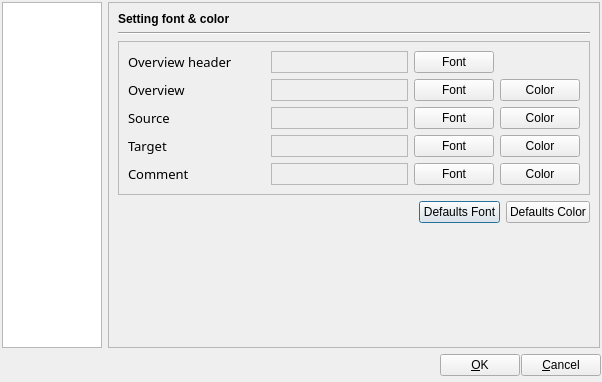
Above: pootling/ui/Preference.ui from cc-archive/pootle before the change. Below: the same form after it.
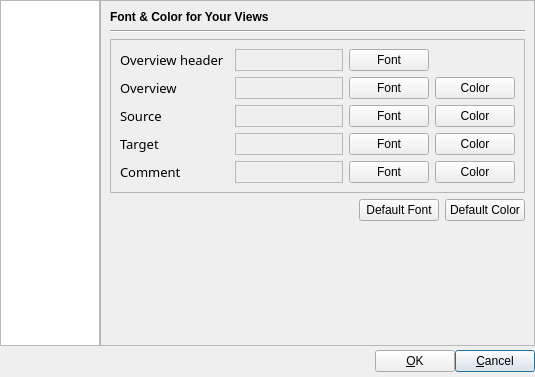
That is the form after the change. The open tabs and pages were chosen to show the change.

```diff
--- a/pootling/ui/Preference.ui
+++ b/pootling/ui/Preference.ui
@@ -5,8 +5,8 @@
    <rect>
     <x>0</x>
     <y>0</y>
-    <width>602</width>
-    <height>372</height>
+    <width>535</width>
+    <height>361</height>
    </rect>
   </property>
   <property name="sizePolicy" >
@@ -22,11 +22,46 @@
   </property>
   <layout class="QGridLayout" >
    <property name="margin" >
-    <number>1</number>
+    <number>0</number>
    </property>
    <property name="spacing" >
-    <number>1</number>
+    <number>0</number>
    </property>
+   <item row="1" column="2" >
+    <widget class="QPushButton" name="cancelButton" >
+     <property name="text" >
+      <string>&amp;Cancel</string>
+     </property>
+    </widget>
+   </item>
+   <item row="1" column="1" >
+    <widget class="QPushButton" name="okButton" >
+     <property name="sizePolicy" >
+      <sizepolicy>
+       <hsizetype>1</hsizetype>
+       <vsizetype>0</vsizetype>
+       <horstretch>0</horstretch>
+       <verstretch>0</verstretch>
+      </sizepolicy>
+     </property>
+     <property name="text" >
+      <string>&amp;OK</string>
+     </property>
+    </widget>
+   </item>
+   <item row="1" column="0" >
+    <spacer>
+     <property name="orientation" >
+      <enum>Qt::Horizontal</enum>
+     </property>
+     <property name="sizeHint" >
+      <size>
+       <width>351</width>
+       <height>31</height>
+      </size>
+     </property>
+    </spacer>
+   </item>
    <item row="0" column="0" colspan="3" >
     <widget class="QFrame" name="frame" >
      <property name="frameShape" >
@@ -37,10 +72,10 @@
      </property>
      <layout class="QGridLayout" >
       <property name="margin" >
-       <number>1</number>
+       <number>0</number>
       </property>
       <property name="spacing" >
-       <number>6</number>
+       <number>0</number>
       </property>
       <item row="0" column="0" >
        <widget class="QListWidget" name="listWidget" >
@@ -421,24 +456,6 @@
           <property name="spacing" >
            <number>6</number>
           </property>
-          <item row="3" column="1" >
-           <widget class="QPushButton" name="bntDefaultsFont" >
-            <property name="sizePolicy" >
-             <sizepolicy>
-              <hsizetype>0</hsizetype>
-              <vsizetype>0</vsizetype>
-              <horstretch>0</horstretch>
-              <verstretch>0</verstretch>
-             </sizepolicy>
-            </property>
-            <property name="whatsThis" >
-             <string>&lt;h3>Defaults Font&lt;/h3>Once this button is clicked, Overview, Source, Target and Comment will be set to default font, Serif, 10.</string>
-            </property>
-            <property name="text" >
-             <string>Defaults Font</string>
-            </property>
-           </widget>
-          </item>
           <item row="2" column="0" colspan="3" >
            <widget class="QFrame" name="frame2" >
             <property name="sizePolicy" >
@@ -462,174 +479,6 @@
              <property name="spacing" >
               <number>6</number>
              </property>
-             <item row="0" column="0" >
-              <widget class="QLabel" name="label2_4" >
-               <property name="sizePolicy" >
-                <sizepolicy>
-                 <hsizetype>7</hsizetype>
-                 <vsizetype>0</vsizetype>
-                 <horstretch>0</horstretch>
-                 <verstretch>0</verstretch>
-                </sizepolicy>
-               </property>
-               <property name="font" >
-                <font>
-                 <family>Sans Serif</family>
-                 <pointsize>10</pointsize>
-                 <weight>50</weight>
-                 <italic>false</italic>
-                 <bold>false</bold>
-                 <underline>false</underline>
-                 <strikeout>false</strikeout>
-                </font>
-               </property>
-               <property name="text" >
-                <string>Overview header</string>
-               </property>
-               <property name="scaledContents" >
-                <bool>true</bool>
-               </property>
-               <property name="wordWrap" >
-                <bool>true</bool>
-               </property>
-               <property name="indent" >
-                <number>0</number>
-               </property>
-              </widget>
-             </item>
-             <item row="1" column="0" >
-              <widget class="QLabel" name="label2_5" >
-               <property name="sizePolicy" >
-                <sizepolicy>
-                 <hsizetype>7</hsizetype>
-                 <vsizetype>0</vsizetype>
-                 <horstretch>0</horstretch>
-                 <verstretch>0</verstretch>
-                </sizepolicy>
-               </property>
-               <property name="font" >
-                <font>
-                 <family>Sans Serif</family>
-                 <pointsize>10</pointsize>
-                 <weight>50</weight>
-                 <italic>false</italic>
-                 <bold>false</bold>
-                 <underline>false</underline>
-                 <strikeout>false</strikeout>
-                </font>
-               </property>
-               <property name="text" >
-                <string>Overview</string>
-               </property>
-               <property name="scaledContents" >
-                <bool>true</bool>
-               </property>
-               <property name="wordWrap" >
-                <bool>true</bool>
-               </property>
-               <property name="indent" >
-                <number>0</number>
-               </property>
-              </widget>
-             </item>
-             <item row="2" column="0" >
-              <widget class="QLabel" name="Source_2" >
-               <property name="sizePolicy" >
-                <sizepolicy>
-                 <hsizetype>7</hsizetype>
-                 <vsizetype>0</vsizetype>
-                 <horstretch>0</horstretch>
-                 <verstretch>0</verstretch>
-                </sizepolicy>
-               </property>
-               <property name="font" >
-                <font>
-                 <family>Sans Serif</family>
-                 <pointsize>10</pointsize>
-                 <weight>50</weight>
-                 <italic>false</italic>
-                 <bold>false</bold>
-                 <underline>false</underline>
-                 <strikeout>false</strikeout>
-                </font>
-               </property>
-               <property name="text" >
-                <string>Source</string>
-               </property>
-              </widget>
-             </item>
-             <item row="3" column="0" >
-              <widget class="QLabel" name="label4_3" >
-               <property name="sizePolicy" >
-                <sizepolicy>
-                 <hsizetype>7</hsizetype>
-                 <vsizetype>0</vsizetype>
-                 <horstretch>0</horstretch>
-                 <verstretch>0</verstretch>
-                </sizepolicy>
-               </property>
-               <property name="font" >
-                <font>
-                 <family>Sans Serif</family>
-                 <pointsize>10</pointsize>
-                 <weight>50</weight>
-                 <italic>false</italic>
-                 <bold>false</bold>
-                 <underline>false</underline>
-                 <strikeout>false</strikeout>
-                </font>
-               </property>
-               <property name="text" >
-                <string>Target</string>
-               </property>
-              </widget>
-             </item>
-             <item row="4" column="0" >
-              <widget class="QLabel" name="lblsupportteam_2" >
-               <property name="sizePolicy" >
-                <sizepolicy>
-                 <hsizetype>7</hsizetype>
-                 <vsizetype>0</vsizetype>
-                 <horstretch>0</horstretch>
-                 <verstretch>0</verstretch>
-                </sizepolicy>
-               </property>
-               <property name="font" >
-                <font>
-                 <family>Sans Serif</family>
-                 <pointsize>10</pointsize>
-                 <weight>50</weight>
-                 <italic>false</italic>
-                 <bold>false</bold>
-                 <underline>false</underline>
-                 <strikeout>false</strikeout>
-                </font>
-               </property>
-               <property name="text" >
-                <string>Comment</string>
-               </property>
-              </widget>
-             </item>
-             <item row="2" column="3" >
-              <widget class="QPushButton" name="btnColorSource" >
-               <property name="whatsThis" >
-                <string>&lt;h3>Source Color&lt;/h3>Click this button  will show up a color dialog box where you can choose color for source text.</string>
-               </property>
-               <property name="text" >
-                <string>Color</string>
-               </property>
-              </widget>
-             </item>
-             <item row="4" column="3" >
-              <widget class="QPushButton" name="btnColorComment" >
-               <property name="whatsThis" >
-                <string>&lt;h3>Comment Color&lt;/h3>Click this button  will show up a color dialog box where you can choose color for comment text.</string>
-               </property>
-               <property name="text" >
-                <string>Color</string>
-               </property>
-              </widget>
-             </item>
              <item row="4" column="2" >
               <widget class="QPushButton" name="bntFontComment" >
                <property name="sizePolicy" >
@@ -648,95 +497,6 @@
                </property>
               </widget>
              </item>
-             <item row="3" column="2" >
-              <widget class="QPushButton" name="bntFontTarget" >
-               <property name="sizePolicy" >
-                <sizepolicy>
-                 <hsizetype>0</hsizetype>
-                 <vsizetype>0</vsizetype>
-                 <horstretch>0</horstretch>
-                 <verstretch>0</verstretch>
-                </sizepolicy>
-               </property>
-               <property name="whatsThis" >
-                <string>&lt;h3>Target Font&lt;/h3>Click this button  will show up a font dialog box where you can select fontname, style and size for target text.</string>
-               </property>
-               <property name="text" >
-                <string>Font</string>
-               </property>
-              </widget>
-             </item>
-             <item row="2" column="2" >
-              <widget class="QPushButton" name="bntFontSource" >
-               <property name="sizePolicy" >
-                <sizepolicy>
-                 <hsizetype>0</hsizetype>
-                 <vsizetype>0</vsizetype>
-                 <horstretch>0</horstretch>
-                 <verstretch>0</verstretch>
-                </sizepolicy>
-               </property>
-               <property name="whatsThis" >
-                <string>&lt;h3>Source Font&lt;/h3>Click this button  will show up a font dialog box where you can select fontname, style and size for source text.</string>
-               </property>
-               <property name="text" >
-                <string>Font</string>
-               </property>
-              </widget>
-             </item>
-             <item row="1" column="2" >
-              <widget class="QPushButton" name="bntFontOverview" >
-               <property name="sizePolicy" >
-                <sizepolicy>
-                 <hsizetype>0</hsizetype>
-                 <vsizetype>0</vsizetype>
-                 <horstretch>0</horstretch>
-                 <verstretch>0</verstretch>
-                </sizepolicy>
-               </property>
-               <property name="whatsThis" >
-                <string>&lt;h3>Overview Font&lt;/h3>Click this button  will show up a font dialog box where you can select fontname, style and size for overview text.</string>
-               </property>
-               <property name="text" >
-                <string>Font</string>
-               </property>
-              </widget>
-             </item>
-             <item row="4" column="1" >
-              <widget class="QLabel" name="lblComment" >
-               <property name="sizePolicy" >
-                <sizepolicy>
-                 <hsizetype>7</hsizetype>
-                 <vsizetype>0</vsizetype>
-                 <horstretch>0</horstretch>
-                 <verstretch>0</verstretch>
-                </sizepolicy>
-               </property>
-               <property name="font" >
-                <font>
-                 <family>Sans Serif</family>
-                 <pointsize>11</pointsize>
-                 <weight>50</weight>
-                 <italic>false</italic>
-                 <bold>false</bold>
-                 <underline>false</underline>
-                 <strikeout>false</strikeout>
-                </font>
-               </property>
-               <property name="toolTip" >
-                <string>Comment Sample</string>
-               </property>
-               <property name="whatsThis" >
-                <string>&lt;h3>Comment Sample&lt;/h3>This lable displayed the current font name, style, size and color sample of comment dock widget.</string>
-               </property>
-               <property name="frameShape" >
-                <enum>QFrame::StyledPanel</enum>
-               </property>
-               <property name="text" >
-                <string/>
-               </property>
-              </widget>
-             </item>
              <item row="2" column="1" >
               <widget class="QLabel" name="lblSource" >
                <property name="sizePolicy" >
@@ -807,8 +567,79 @@
                </property>
               </widget>
              </item>
-             <item row="0" column="2" >
-              <widget class="QPushButton" name="bntFontOverviewHeader" >
+             <item row="4" column="3" >
+              <widget class="QPushButton" name="btnColorComment" >
+               <property name="whatsThis" >
+                <string>&lt;h3>Comment Color&lt;/h3>Click this button  will show up a color dialog box where you can choose color for comment text.</string>
+               </property>
+               <property name="text" >
+                <string>Color</string>
+               </property>
+              </widget>
+             </item>
+             <item row="0" column="0" >
+              <widget class="QLabel" name="label2_4" >
+               <property name="sizePolicy" >
+                <sizepolicy>
+                 <hsizetype>7</hsizetype>
+                 <vsizetype>0</vsizetype>
+                 <horstretch>0</horstretch>
+                 <verstretch>0</verstretch>
+                </sizepolicy>
+               </property>
+               <property name="font" >
+                <font>
+                 <family>Sans Serif</family>
+                 <pointsize>10</pointsize>
+                 <weight>50</weight>
+                 <italic>false</italic>
+                 <bold>false</bold>
+                 <underline>false</underline>
+                 <strikeout>false</strikeout>
+                </font>
+               </property>
+               <property name="text" >
+                <string>Overview header</string>
+               </property>
+               <property name="scaledContents" >
+                <bool>true</bool>
+               </property>
+               <property name="wordWrap" >
+                <bool>true</bool>
+               </property>
+               <property name="indent" >
+                <number>0</number>
+               </property>
+              </widget>
+             </item>
+             <item row="4" column="0" >
+              <widget class="QLabel" name="lblsupportteam_2" >
+               <property name="sizePolicy" >
+                <sizepolicy>
+                 <hsizetype>7</hsizetype>
+                 <vsizetype>0</vsizetype>
+                 <horstretch>0</horstretch>
+                 <verstretch>0</verstretch>
+                </sizepolicy>
+               </property>
+               <property name="font" >
+                <font>
+                 <family>Sans Serif</family>
+                 <pointsize>10</pointsize>
+                 <weight>50</weight>
+                 <italic>false</italic>
+                 <bold>false</bold>
+                 <underline>false</underline>
+                 <strikeout>false</strikeout>
+                </font>
+               </property>
+               <property name="text" >
+                <string>Comment</string>
+               </property>
+              </widget>
+             </item>
+             <item row="1" column="2" >
+              <widget class="QPushButton" name="bntFontOverview" >
                <property name="sizePolicy" >
                 <sizepolicy>
                  <hsizetype>0</hsizetype>
@@ -860,6 +691,186 @@
                </property>
               </widget>
              </item>
+             <item row="1" column="3" >
+              <widget class="QPushButton" name="btnColorOverview" >
+               <property name="whatsThis" >
+                <string>&lt;h3>Overview Color&lt;/h3>Click this button  will show up a color dialog box where you can choose color for overview text.</string>
+               </property>
+               <property name="text" >
+                <string>Color</string>
+               </property>
+              </widget>
+             </item>
+             <item row="0" column="2" >
+              <widget class="QPushButton" name="bntFontOverviewHeader" >
+               <property name="sizePolicy" >
+                <sizepolicy>
+                 <hsizetype>0</hsizetype>
+                 <vsizetype>0</vsizetype>
+                 <horstretch>0</horstretch>
+                 <verstretch>0</verstretch>
+                </sizepolicy>
+               </property>
+               <property name="whatsThis" >
+                <string>&lt;h3>Overview Header Font&lt;/h3>Click this button  will show up a font dialog box where you can select fontname, style and size for overview header text.</string>
+               </property>
+               <property name="text" >
+                <string>Font</string>
+               </property>
+              </widget>
+             </item>
+             <item row="2" column="2" >
+              <widget class="QPushButton" name="bntFontSource" >
+               <property name="sizePolicy" >
+                <sizepolicy>
+                 <hsizetype>0</hsizetype>
+                 <vsizetype>0</vsizetype>
+                 <horstretch>0</horstretch>
+                 <verstretch>0</verstretch>
+                </sizepolicy>
+               </property>
+               <property name="whatsThis" >
+                <string>&lt;h3>Source Font&lt;/h3>Click this button  will show up a font dialog box where you can select fontname, style and size for source text.</string>
+               </property>
+               <property name="text" >
+                <string>Font</string>
+               </property>
+              </widget>
+             </item>
+             <item row="2" column="3" >
+              <widget class="QPushButton" name="btnColorSource" >
+               <property name="whatsThis" >
+                <string>&lt;h3>Source Color&lt;/h3>Click this button  will show up a color dialog box where you can choose color for source text.</string>
+               </property>
+               <property name="text" >
+                <string>Color</string>
+               </property>
+              </widget>
+             </item>
+             <item row="3" column="3" >
+              <widget class="QPushButton" name="btnColorTarget" >
+               <property name="whatsThis" >
+                <string>&lt;h3>Target Color&lt;/h3>Click this button  will show up a color dialog box where you can choose color for target text.</string>
+               </property>
+               <property name="text" >
+                <string>Color</string>
+               </property>
+              </widget>
+             </item>
+             <item row="1" column="0" >
+              <widget class="QLabel" name="label2_5" >
+               <property name="sizePolicy" >
+                <sizepolicy>
+                 <hsizetype>7</hsizetype>
+                 <vsizetype>0</vsizetype>
+                 <horstretch>0</horstretch>
+                 <verstretch>0</verstretch>
+                </sizepolicy>
+               </property>
+               <property name="font" >
+                <font>
+                 <family>Sans Serif</family>
+                 <pointsize>10</pointsize>
+                 <weight>50</weight>
+                 <italic>false</italic>
+                 <bold>false</bold>
+                 <underline>false</underline>
+                 <strikeout>false</strikeout>
+                </font>
+               </property>
+               <property name="text" >
+                <string>Overview</string>
+               </property>
+               <property name="scaledContents" >
+                <bool>true</bool>
+               </property>
+               <property name="wordWrap" >
+                <bool>true</bool>
+               </property>
+               <property name="indent" >
+                <number>0</number>
+               </property>
+              </widget>
+             </item>
+             <item row="3" column="2" >
+              <widget class="QPushButton" name="bntFontTarget" >
+               <property name="sizePolicy" >
+                <sizepolicy>
+                 <hsizetype>0</hsizetype>
+                 <vsizetype>0</vsizetype>
+                 <horstretch>0</horstretch>
+                 <verstretch>0</verstretch>
+                </sizepolicy>
+               </property>
+               <property name="whatsThis" >
+                <string>&lt;h3>Target Font&lt;/h3>Click this button  will show up a font dialog box where you can select fontname, style and size for target text.</string>
+               </property>
+               <property name="text" >
+                <string>Font</string>
+               </property>
+              </widget>
+             </item>
+             <item row="4" column="1" >
+              <widget class="QLabel" name="lblComment" >
+               <property name="sizePolicy" >
+                <sizepolicy>
+                 <hsizetype>7</hsizetype>
+                 <vsizetype>0</vsizetype>
+                 <horstretch>0</horstretch>
+                 <verstretch>0</verstretch>
+                </sizepolicy>
+               </property>
+               <property name="font" >
+                <font>
+                 <family>Sans Serif</family>
+                 <pointsize>11</pointsize>
+                 <weight>50</weight>
+                 <italic>false</italic>
+                 <bold>false</bold>
+                 <underline>false</underline>
+                 <strikeout>false</strikeout>
+                </font>
+               </property>
+               <property name="toolTip" >
+                <string>Comment Sample</string>
+               </property>
+               <property name="whatsThis" >
+                <string>&lt;h3>Comment Sample&lt;/h3>This lable displayed the current font name, style, size and color sample of comment dock widget.</string>
+               </property>
+               <property name="frameShape" >
+                <enum>QFrame::StyledPanel</enum>
+               </property>
+               <property name="text" >
+                <string/>
+               </property>
+              </widget>
+             </item>
+             <item row="3" column="0" >
+              <widget class="QLabel" name="label4_3" >
+               <property name="sizePolicy" >
+                <sizepolicy>
+                 <hsizetype>7</hsizetype>
+                 <vsizetype>0</vsizetype>
+                 <horstretch>0</horstretch>
+                 <verstretch>0</verstretch>
+                </sizepolicy>
+               </property>
+               <property name="font" >
+                <font>
+                 <family>Sans Serif</family>
+                 <pointsize>10</pointsize>
+                 <weight>50</weight>
+                 <italic>false</italic>
+                 <bold>false</bold>
+                 <underline>false</underline>
+                 <strikeout>false</strikeout>
+                </font>
+               </property>
+               <property name="text" >
+                <string>Target</string>
+               </property>
+              </widget>
+             </item>
              <item row="3" column="1" >
               <widget class="QLabel" name="lblTarget" >
                <property name="sizePolicy" >
@@ -895,47 +906,35 @@
                </property>
               </widget>
              </item>
-             <item row="3" column="3" >
-              <widget class="QPushButton" name="btnColorTarget" >
-               <property name="whatsThis" >
-                <string>&lt;h3>Target Color&lt;/h3>Click this button  will show up a color dialog box where you can choose color for target text.</string>
+             <item row="2" column="0" >
+              <widget class="QLabel" name="Source_2" >
+               <property name="sizePolicy" >
+                <sizepolicy>
+                 <hsizetype>7</hsizetype>
+                 <vsizetype>0</vsizetype>
+                 <horstretch>0</horstretch>
+                 <verstretch>0</verstretch>
+                </sizepolicy>
                </property>
-               <property name="text" >
-                <string>Color</string>
+               <property name="font" >
+                <font>
+                 <family>Sans Serif</family>
+                 <pointsize>10</pointsize>
+                 <weight>50</weight>
+                 <italic>false</italic>
+                 <bold>false</bold>
+                 <underline>false</underline>
+                 <strikeout>false</strikeout>
+                </font>
                </property>
-              </widget>
-             </item>
-             <item row="1" column="3" >
-              <widget class="QPushButton" name="btnColorOverview" >
-               <property name="whatsThis" >
-                <string>&lt;h3>Overview Color&lt;/h3>Click this button  will show up a color dialog box where you can choose color for overview text.</string>
-               </property>
                <property name="text" >
-                <string>Color</string>
+                <string>Source</string>
                </property>
               </widget>
              </item>
             </layout>
            </widget>
           </item>
-          <item row="3" column="2" >
-           <widget class="QPushButton" name="bntDefaultsColor" >
-            <property name="sizePolicy" >
-             <sizepolicy>
-              <hsizetype>0</hsizetype>
-              <vsizetype>0</vsizetype>
-              <horstretch>0</horstretch>
-              <verstretch>0</verstretch>
-             </sizepolicy>
-            </property>
-            <property name="whatsThis" >
-             <string>&lt;h3>Defaults Color&lt;/h3>Once this button is clicked, Overview, Source, Target and Comment will be set to default color, black.</string>
-            </property>
-            <property name="text" >
-             <string>Defaults Color</string>
-            </property>
-           </widget>
-          </item>
           <item row="1" column="0" colspan="3" >
            <widget class="Line" name="line_2" >
             <property name="orientation" >
@@ -961,7 +960,7 @@
              </font>
             </property>
             <property name="text" >
-             <string>Setting font &amp; color</string>
+             <string>Font &amp; Color for Your Views</string>
             </property>
            </widget>
           </item>
@@ -978,6 +977,42 @@
             </property>
            </spacer>
           </item>
+          <item row="3" column="1" >
+           <widget class="QPushButton" name="bntDefaultsFont" >
+            <property name="sizePolicy" >
+             <sizepolicy>
+              <hsizetype>0</hsizetype>
+              <vsizetype>0</vsizetype>
+              <horstretch>0</horstretch>
+              <verstretch>0</verstretch>
+             </sizepolicy>
+            </property>
+            <property name="whatsThis" >
+             <string>&lt;h3>Defaults Font&lt;/h3>Once this button is clicked, Overview, Source, Target and Comment will be set to default font, Serif, 10.</string>
+            </property>
+            <property name="text" >
+             <string>Default Font</string>
+            </property>
+           </widget>
+          </item>
+          <item row="3" column="2" >
+           <widget class="QPushButton" name="bntDefaultsColor" >
+            <property name="sizePolicy" >
+             <sizepolicy>
+              <hsizetype>0</hsizetype>
+              <vsizetype>0</vsizetype>
+              <horstretch>0</horstretch>
+              <verstretch>0</verstretch>
+             </sizepolicy>
+            </property>
+            <property name="whatsThis" >
+             <string>&lt;h3>Defaults Color&lt;/h3>Once this button is clicked, Overview, Source, Target and Comment will be set to default color, black.</string>
+            </property>
+            <property name="text" >
+             <string>Default Color</string>
+            </property>
+           </widget>
+          </item>
          </layout>
         </widget>
         <widget class="QWidget" name="TM_Glossary " >
@@ -1359,41 +1394,6 @@
      </layout>
     </widget>
    </item>
-   <item row="1" column="0" >
-    <spacer>
-     <property name="orientation" >
-      <enum>Qt::Horizontal</enum>
-     </property>
-     <property name="sizeHint" >
-      <size>
-       <width>401</width>
-       <height>31</height>
-      </size>
-     </property>
-    </spacer>
-   </item>
-   <item row="1" column="1" >
-    <widget class="QPushButton" name="okButton" >
-     <property name="sizePolicy" >
-      <sizepolicy>
-       <hsizetype>1</hsizetype>
-       <vsizetype>0</vsizetype>
-       <horstretch>0</horstretch>
-       <verstretch>0</verstretch>
-      </sizepolicy>
-     </property>
-     <property name="text" >
-      <string>&amp;OK</string>
-     </property>
-    </widget>
-   </item>
-   <item row="1" column="2" >
-    <widget class="QPushButton" name="cancelButton" >
-     <property name="text" >
-      <string>&amp;Cancel</string>
-     </property>
-    </widget>
-   </item>
   </layout>
  </widget>
  <tabstops>
```
Left out of the diff: 380 changed lines with no effect on the pictures.
